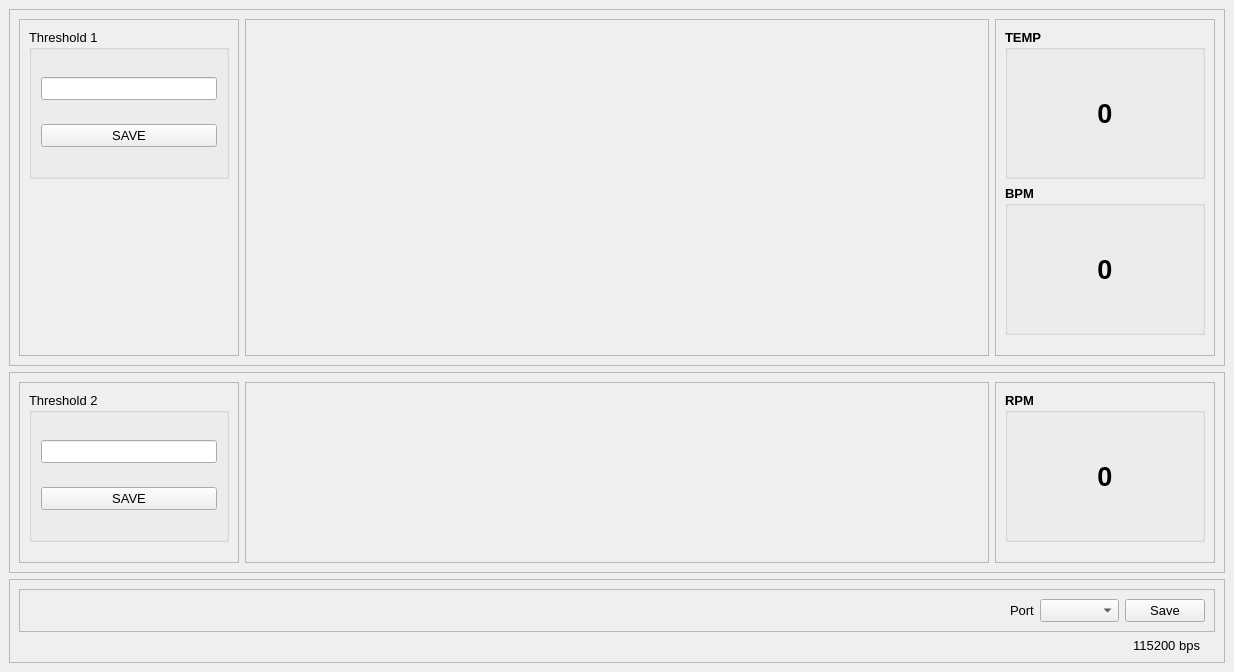
First picture: the form in MainWindow.ui, repository faisalrao778/ECGSoftware, before the edit.
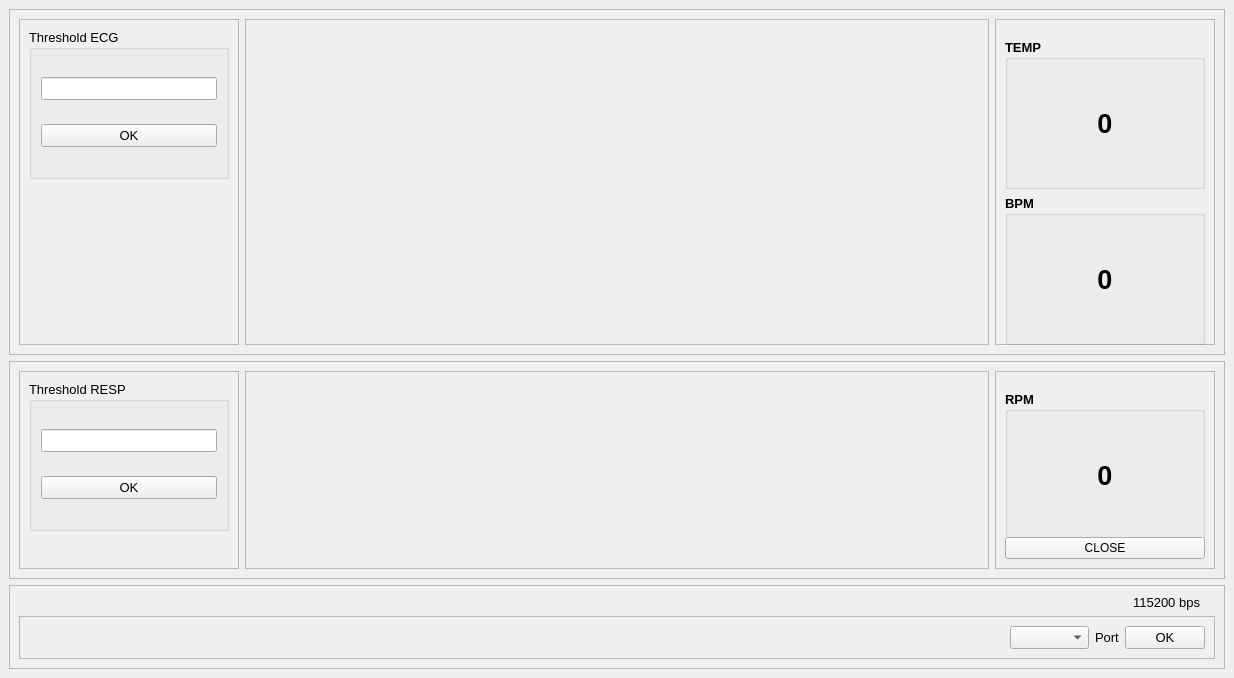
Second picture: the form after the edit.

Commit message: RPM issue resolved and close button added

```diff
--- a/MainWindow.ui
+++ b/MainWindow.ui
@@ -7,7 +7,7 @@
     <x>0</x>
     <y>0</y>
     <width>1234</width>
-    <height>672</height>
+    <height>670</height>
    </rect>
   </property>
   <property name="windowTitle">
@@ -70,7 +70,7 @@
                </font>
               </property>
               <property name="title">
-               <string>Threshold 1</string>
+               <string>Threshold ECG</string>
               </property>
               <layout class="QVBoxLayout" name="verticalLayout">
                <item>
@@ -89,7 +89,7 @@
                <item>
                 <widget class="QPushButton" name="pushButton_threshold_save">
                  <property name="text">
-                  <string>SAVE</string>
+                  <string>OK</string>
                  </property>
                 </widget>
                </item>
@@ -170,7 +170,7 @@
               <property name="maximumSize">
                <size>
                 <width>200</width>
-                <height>150</height>
+                <height>130</height>
                </size>
               </property>
               <property name="font">
@@ -215,7 +215,7 @@
               <property name="maximumSize">
                <size>
                 <width>200</width>
-                <height>150</height>
+                <height>130</height>
                </size>
               </property>
               <property name="font">
@@ -312,7 +312,7 @@
                </font>
               </property>
               <property name="title">
-               <string>Threshold 2</string>
+               <string>Threshold RESP</string>
               </property>
               <layout class="QVBoxLayout" name="verticalLayout_2">
                <item>
@@ -325,7 +325,7 @@
                <item>
                 <widget class="QPushButton" name="pushButton_threshold2_save">
                  <property name="text">
-                  <string>SAVE</string>
+                  <string>OK</string>
                  </property>
                 </widget>
                </item>
@@ -402,7 +402,7 @@
               <property name="maximumSize">
                <size>
                 <width>200</width>
-                <height>150</height>
+                <height>130</height>
                </size>
               </property>
               <property name="font">
@@ -449,6 +449,13 @@
               </property>
              </spacer>
             </item>
+            <item>
+             <widget class="QPushButton" name="pushButton">
+              <property name="text">
+               <string>CLOSE</string>
+              </property>
+             </widget>
+            </item>
            </layout>
           </widget>
          </item>
@@ -463,6 +470,12 @@
           <height>0</height>
          </size>
         </property>
+        <property name="maximumSize">
+         <size>
+          <width>16777215</width>
+          <height>16777215</height>
+         </size>
+        </property>
         <property name="frameShape">
          <enum>QFrame::StyledPanel</enum>
         </property>
@@ -470,8 +483,41 @@
          <enum>QFrame::Raised</enum>
         </property>
         <layout class="QVBoxLayout" name="verticalLayout_9">
+         <item>
+          <widget class="QLabel" name="label_2">
+           <property name="maximumSize">
+            <size>
+             <width>16777215</width>
+             <height>16777215</height>
+            </size>
+           </property>
+           <property name="font">
+            <font>
+             <pointsize>10</pointsize>
+            </font>
+           </property>
+           <property name="text">
+            <string>115200 bps</string>
+           </property>
+           <property name="alignment">
+            <set>Qt::AlignRight|Qt::AlignTrailing|Qt::AlignVCenter</set>
+           </property>
+           <property name="margin">
+            <number>0</number>
+           </property>
+           <property name="indent">
+            <number>15</number>
+           </property>
+          </widget>
+         </item>
          <item>
           <widget class="QFrame" name="frame">
+           <property name="maximumSize">
+            <size>
+             <width>16777215</width>
+             <height>16777215</height>
+            </size>
+           </property>
            <property name="font">
             <font>
              <pointsize>10</pointsize>
@@ -497,6 +543,16 @@
               </property>
              </spacer>
             </item>
+            <item>
+             <widget class="QComboBox" name="comboBox_port_num">
+              <property name="maximumSize">
+               <size>
+                <width>100</width>
+                <height>25</height>
+               </size>
+              </property>
+             </widget>
+            </item>
             <item>
              <widget class="QLabel" name="label">
               <property name="maximumSize">
@@ -510,16 +566,6 @@
               </property>
              </widget>
             </item>
-            <item>
-             <widget class="QComboBox" name="comboBox_port_num">
-              <property name="maximumSize">
-               <size>
-                <width>100</width>
-                <height>25</height>
-               </size>
-              </property>
-             </widget>
-            </item>
             <item>
              <widget class="QPushButton" name="pushButton_save_port">
               <property name="maximumSize">
@@ -529,31 +575,13 @@
                </size>
               </property>
               <property name="text">
-               <string>Save</string>
+               <string>OK</string>
               </property>
              </widget>
             </item>
            </layout>
           </widget>
          </item>
-         <item>
-          <widget class="QLabel" name="label_2">
-           <property name="font">
-            <font>
-             <pointsize>10</pointsize>
-            </font>
-           </property>
-           <property name="text">
-            <string>115200 bps</string>
-           </property>
-           <property name="alignment">
-            <set>Qt::AlignRight|Qt::AlignTrailing|Qt::AlignVCenter</set>
-           </property>
-           <property name="indent">
-            <number>15</number>
-           </property>
-          </widget>
-         </item>
         </layout>
        </widget>
       </item>
```
The commit also changes 3 other files.
